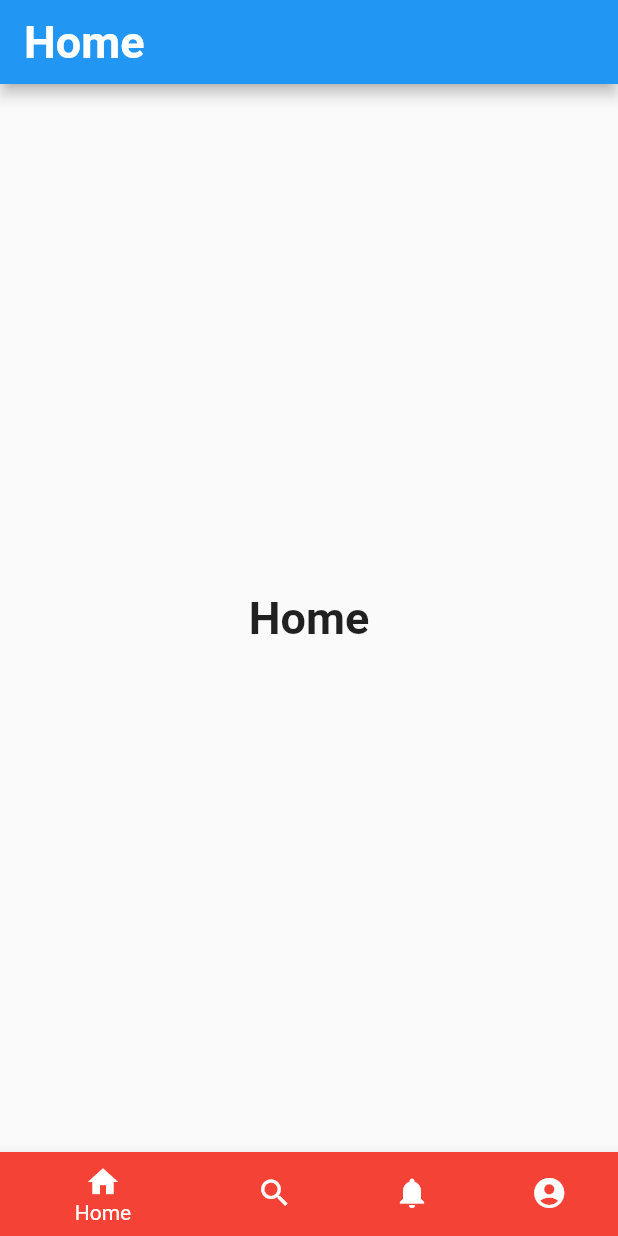
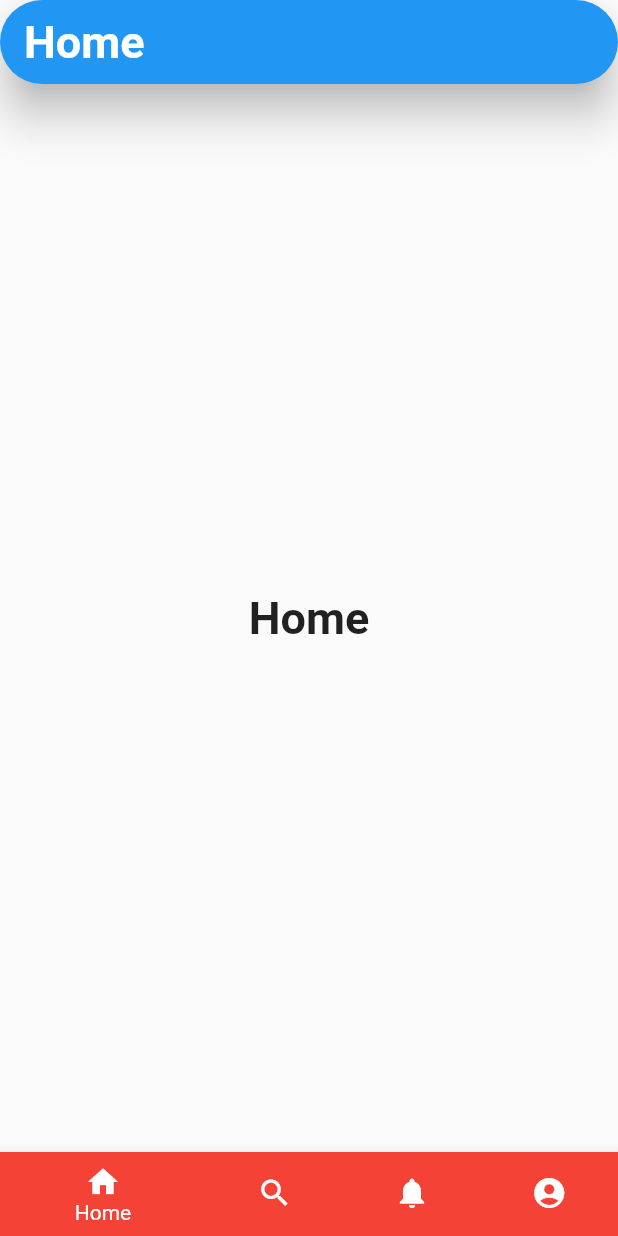
Before and after one commit to Erazsher/Project_Yo, a Flutter app: the screen it shows after launch, on a phone screen of 412 x 824 dp. Run offline on Flutter 3.47's test engine with Material 2 defaults, Android fonts, the phone set to English and light mode, and no system bars.

Commit message:
color changed

```diff
--- a/lib/main.dart
+++ b/lib/main.dart
@@ -58,15 +58,14 @@ class _MyStatefulWidgetState extends State<MyStatefulWidget> {
   Widget build(BuildContext context) {
     return Scaffold(
       appBar: AppBar(
-        title: _widgetOptions.elementAt(_selectedIndex),
-        // elevation: 12,
-        // shape: const RoundedRectangleBorder(
-        //     borderRadius: BorderRadius.only(
-        //         bottomRight: Radius.circular(50),
-        //         bottomLeft: Radius.circular(50),
-        //         topLeft: Radius.circular(50),
-        //         topRight: Radius.circular(50)))
-      ),
+          title: _widgetOptions.elementAt(_selectedIndex),
+          elevation: 12,
+          shape: const RoundedRectangleBorder(
+              borderRadius: BorderRadius.only(
+                  bottomRight: Radius.circular(50),
+                  bottomLeft: Radius.circular(50),
+                  topLeft: Radius.circular(50),
+                  topRight: Radius.circular(50)))),
       body: Center(
         child: _widgetOptions.elementAt(_selectedIndex),
       ),
@@ -90,7 +89,7 @@ class _MyStatefulWidgetState extends State<MyStatefulWidget> {
           BottomNavigationBarItem(
             icon: Icon(Icons.account_circle_rounded),
             label: 'Profile',
-            backgroundColor: Colors.pink,
+            backgroundColor: Colors.grey,
           ),
         ],
         currentIndex: _selectedIndex,
```
